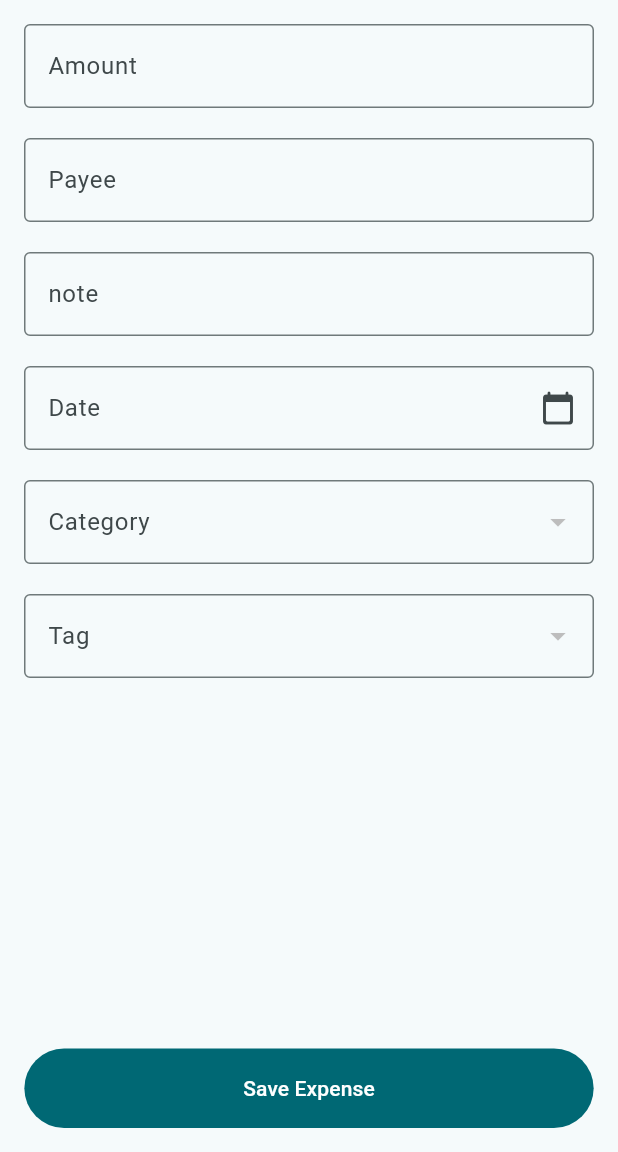
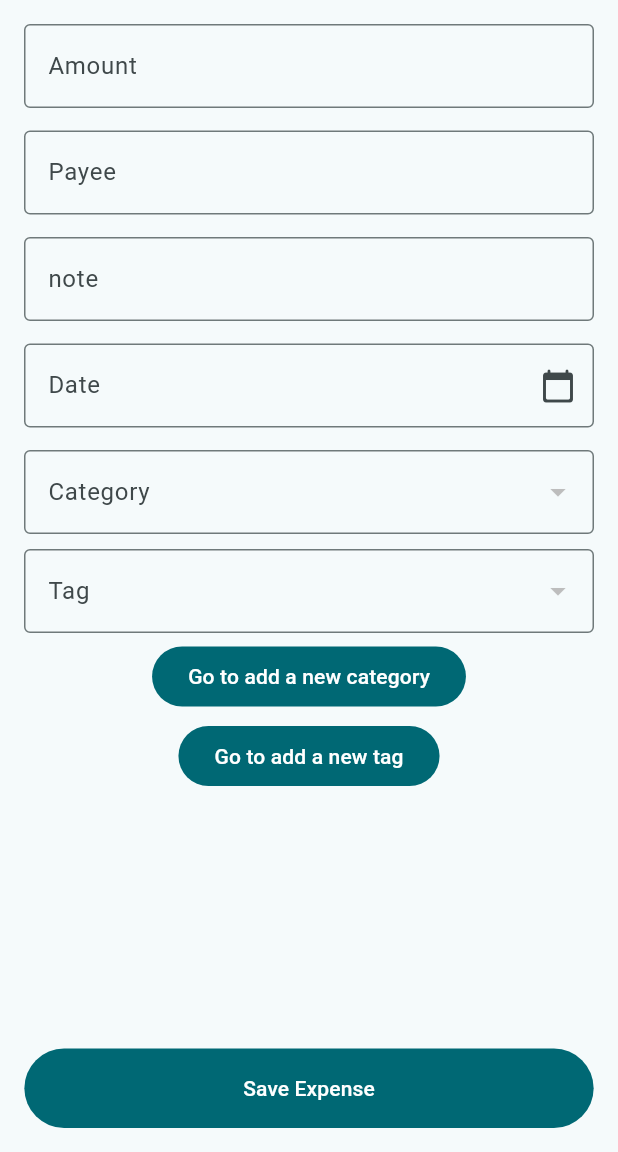
Before and after one commit to Matawue/gastos_flutter, a Flutter app: the AddExpenseScreen screen opened directly, on a phone screen of 412 x 824 dp, the part 84-1236 px from its top. Run offline on Flutter 3.47's test engine with Material 3 defaults, Android fonts, the phone set to English and light mode, and no system bars; our stand-ins replace localstorage.

Commit message:
ExpenseByCategory terminado, terminado tambien el ViewExpenseScreen y agregada funcionalidad a AddExpenseScreen para el update de un expense que ya existe, faltan arreglar algunas pocas cosas, tambien estoy considerando arreglar que cuando borre un category o tag que este en un expense existente este haga que su campo quede empty.

```diff
--- a/lib/presentation/screens/add_expense_screen.dart
+++ b/lib/presentation/screens/add_expense_screen.dart
@@ -1,4 +1,6 @@
 import 'package:flutter/material.dart';
+import 'package:gastos_flutter/presentation/screens/category_management_screen.dart';
+import 'package:gastos_flutter/presentation/widgets/add_category_dialog.dart';
 import 'package:intl/intl.dart';
 import 'package:provider/provider.dart';
 import 'package:gastos_flutter/config/providers/expense_provider.dart';
@@ -27,6 +29,9 @@ class _AddExpenseScreenState extends State<AddExpenseScreen> {
   //final TextEditingController _tagController = TextEditingController();
   String? _selectedCategory;
   String? _selectedTag;
+  bool editExpense = false;
+  String? expenseId;
+
 
 
   @override
@@ -39,6 +44,8 @@ class _AddExpenseScreenState extends State<AddExpenseScreen> {
       _dateController.text = '${widget.expense!.date}';
       _selectedCategory = widget.expense!.categoryId;
       _selectedTag = widget.expense!.tag;
+      editExpense = true;
+      expenseId = widget.expense!.id;
     }
   }
 
@@ -56,9 +63,11 @@ class _AddExpenseScreenState extends State<AddExpenseScreen> {
     return Scaffold(
       appBar: AppBar(
         centerTitle: true,
-        title: Text('Add Expense'),
+        title: (editExpense)? Text('Edit Expense') :Text('Add Expense'),
         backgroundColor: colors.primary,
       ),
+
+      resizeToAvoidBottomInset: false,
 
       body: Padding(
         padding: const EdgeInsets.all(16.0),
@@ -73,7 +82,7 @@ class _AddExpenseScreenState extends State<AddExpenseScreen> {
               keyboardType: TextInputType.number,
             ),
 
-            SizedBox(height: 20,),
+            SizedBox(height: 15,),
 
             TextField(
               controller: _payeeController,
@@ -83,7 +92,7 @@ class _AddExpenseScreenState extends State<AddExpenseScreen> {
               ),
             ),
 
-            SizedBox(height: 20,),
+            SizedBox(height: 15,),
 
             TextField(
               controller: _noteController,
@@ -93,7 +102,7 @@ class _AddExpenseScreenState extends State<AddExpenseScreen> {
               ),
             ),
 
-            SizedBox(height: 20,),
+            SizedBox(height: 15,),
 
             TextField(
               controller: _dateController,
@@ -118,9 +127,8 @@ class _AddExpenseScreenState extends State<AddExpenseScreen> {
               readOnly: true,
             ),
 
-            SizedBox(height: 20,),
+            SizedBox(height: 15,),
 
-            // TODO: Quiero que si esta vacio, mande a agregar una categoria al category management por medio de un boto
             Consumer<ExpenseProvider>(
               builder: (context, provider, child) {
                 return DropdownButtonFormField<String>(
@@ -147,7 +155,7 @@ class _AddExpenseScreenState extends State<AddExpenseScreen> {
               },
             ),
 
-            SizedBox(height: 20,),
+            SizedBox(height: 10,),
 
             Consumer<ExpenseProvider>(
               builder: (context, provider, child) {
@@ -172,7 +180,33 @@ class _AddExpenseScreenState extends State<AddExpenseScreen> {
                     });
                   }
                 );
+
               },
+            ),
+
+            SizedBox(height: 5,),
+
+            FilledButton(
+              onPressed: () {
+                showDialog(
+                  context: context,
+                  builder: (context) => const AddCategoryDialog()
+                );
+              },
+              child: const Text('Go to add a new category')
+            ),
+
+            SizedBox(height: 5,),
+
+            FilledButton(
+              onPressed: () {
+                Navigator.of(context).push(
+                  MaterialPageRoute(
+                    builder: (context) => const CategoryManagementScreen()
+                  )
+                );
+              },
+              child: Text('Go to add a new tag')
             ),
 
 
@@ -194,7 +228,7 @@ class _AddExpenseScreenState extends State<AddExpenseScreen> {
   void _saveExpense(BuildContext context){
     if(_selectedCategory != null && _selectedTag != null){
       final expense = Expense(
-      id: DateTime.now().millisecondsSinceEpoch.toString(),
+      id: (editExpense) ? expenseId! : DateTime.now().millisecondsSinceEpoch.toString(),
       amount: double.parse(_amountController.text),
       categoryId: _selectedCategory!,
       payee: _payeeController.text,
@@ -202,7 +236,7 @@ class _AddExpenseScreenState extends State<AddExpenseScreen> {
       date: DateTime.parse(_dateController.text),
       tag: _selectedTag!
     );
-    Provider.of<ExpenseProvider>(context, listen: false).addExpense(expense);
+    (editExpense) ? Provider.of<ExpenseProvider>(context, listen: false).addOrUpdateExpense(expense) : Provider.of<ExpenseProvider>(context, listen: false).addExpense(expense);
     Navigator.pop(context);
     }
   }
--- a/lib/presentation/screens/category_management_screen.dart
+++ b/lib/presentation/screens/category_management_screen.dart
@@ -1,6 +1,6 @@
 import 'package:flutter/material.dart';
 import 'package:gastos_flutter/config/providers/expense_provider.dart';
-import 'package:gastos_flutter/presentation/widgets/add_category_dialog.dart';
+import 'package:gastos_flutter/presentation/widgets/widgets.dart';
 import 'package:provider/provider.dart';
 
 
--- a/lib/presentation/screens/tag_management_screen.dart
+++ b/lib/presentation/screens/tag_management_screen.dart
@@ -1,6 +1,6 @@
 import 'package:flutter/material.dart';
 import 'package:gastos_flutter/config/providers/expense_provider.dart';
-import 'package:gastos_flutter/presentation/widgets/add_tag_dialog.dart';
+import 'package:gastos_flutter/presentation/widgets/widgets.dart';
 import 'package:provider/provider.dart';
 
 
--- /dev/null
+++ b/lib/presentation/views/views.dart
@@ -0,0 +1,2 @@
+export 'package:gastos_flutter/presentation/views/expense_by_category.dart';
+export 'package:gastos_flutter/presentation/views/expense_by_date.dart';
--- a/lib/presentation/widgets/widgets.dart
+++ b/lib/presentation/widgets/widgets.dart
@@ -1,2 +1,3 @@
 export 'package:gastos_flutter/presentation/widgets/add_category_dialog.dart';
 export 'package:gastos_flutter/presentation/widgets/add_tag_dialog.dart';
+export 'package:gastos_flutter/presentation/widgets/side_menu.dart';
```
Also changed, not shown: lib/presentation/screens/home_screen.dart (+7 -7 lines), lib/presentation/screens/view_expense_screen.dart (added, +181 -0 lines), lib/presentation/views/expense_by_category.dart (+42 -4 lines), lib/presentation/views/expense_by_date.dart (+8 -4 lines).
